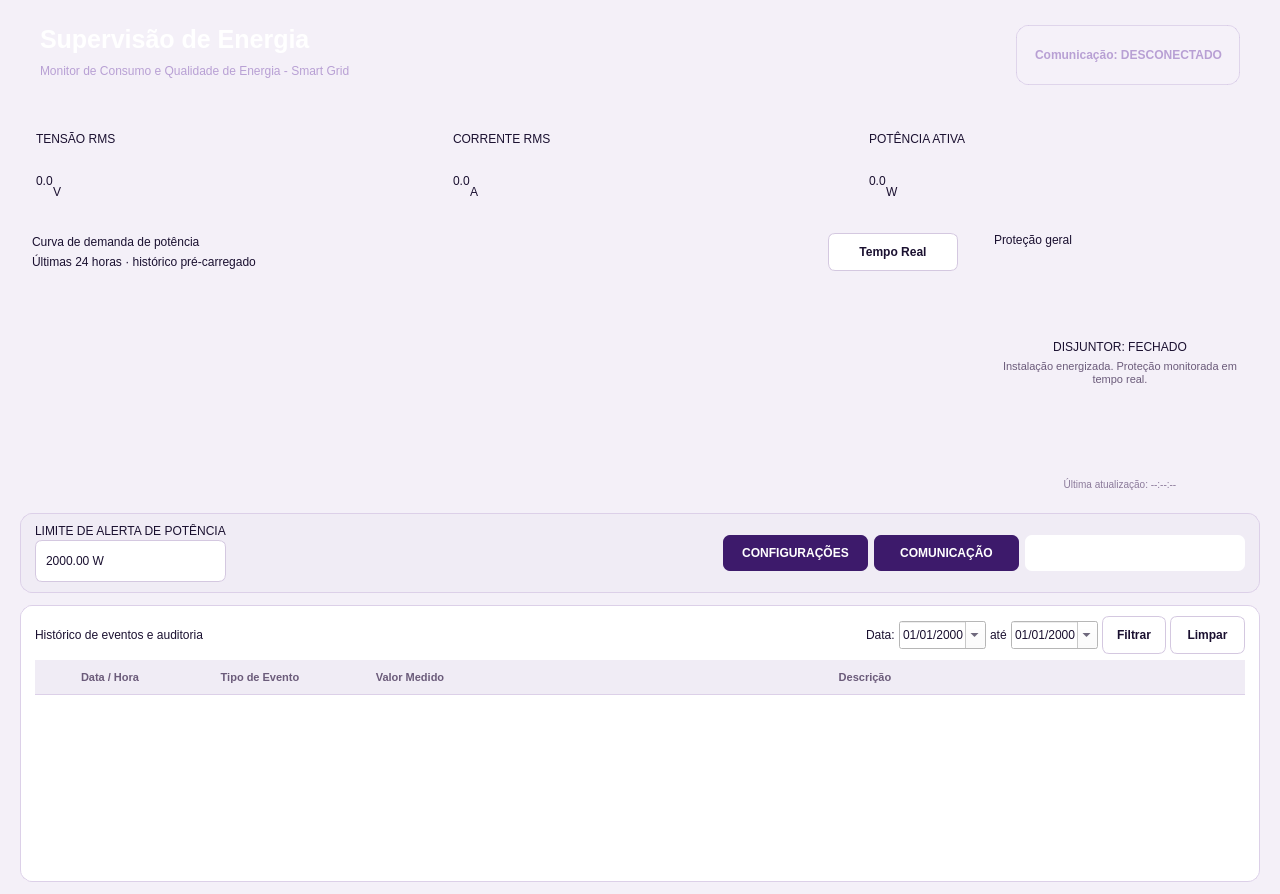
First picture: the form in ui/dashboard.ui, repository JasmineAlves/SistemaSupervisaoControle-Desktop, before the edit.
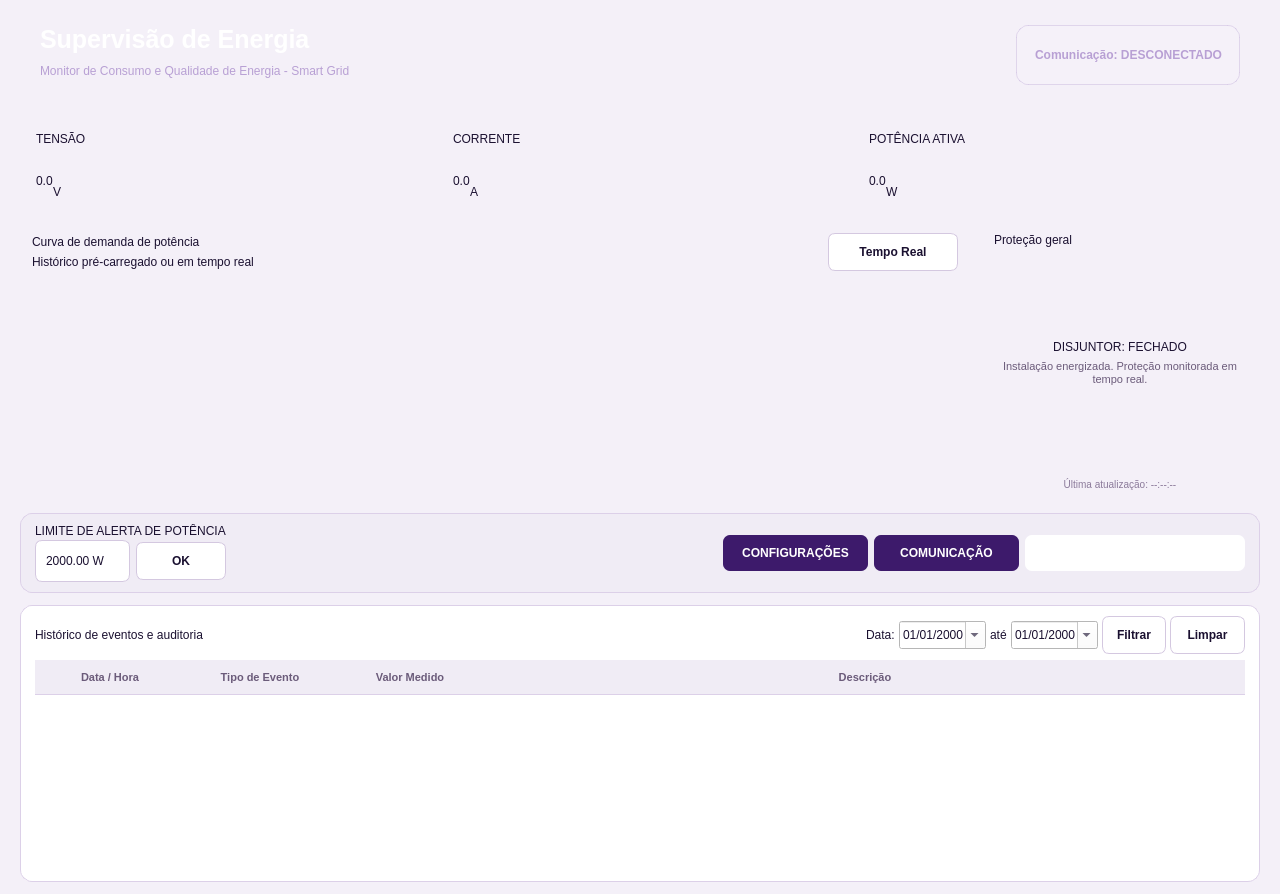
Second picture: the form after the edit.

Commit message: Atualiza gráficos e comunicação entre configurações e limite de alerta de potência

What changed in the file:
```diff
--- a/ui/dashboard.ui
+++ b/ui/dashboard.ui
@@ -452,7 +452,7 @@
          <item>
           <widget class="QLabel" name="lbl_tensao_titulo">
            <property name="text">
-            <string>TENSÃO RMS</string>
+            <string>TENSÃO</string>
            </property>
            <property name="class" stdset="0">
             <string>metricTitle</string>
@@ -532,7 +532,7 @@
          <item>
           <widget class="QLabel" name="lbl_corrente_titulo">
            <property name="text">
-            <string>CORRENTE RMS</string>
+            <string>CORRENTE</string>
            </property>
            <property name="class" stdset="0">
             <string>metricTitle</string>
@@ -722,7 +722,7 @@
              <item>
               <widget class="QLabel" name="lbl_grafico_subtitulo">
                <property name="text">
-                <string>Últimas 24 horas · histórico pré-carregado</string>
+                <string>Histórico pré-carregado ou em tempo real</string>
                </property>
                <property name="class" stdset="0">
                 <string>panelSubtitle</string>
@@ -904,20 +904,23 @@
           </widget>
          </item>
          <item>
-          <widget class="QDoubleSpinBox" name="spin_limite_potencia">
-           <property name="suffix">
-            <string> W</string>
-           </property>
-           <property name="minimum">
-            <double>0.000000000000000</double>
-           </property>
-           <property name="maximum">
-            <double>999999.000000000000000</double>
-           </property>
-           <property name="value">
-            <double>2000.000000000000000</double>
-           </property>
-          </widget>
+          <layout class="QHBoxLayout" name="layout_limite_input">
+           <property name="spacing"><number>6</number></property>
+           <item>
+            <widget class="QDoubleSpinBox" name="spin_limite_potencia">
+             <property name="suffix"><string> W</string></property>
+             <property name="minimum"><double>0.000000000000000</double></property>
+             <property name="maximum"><double>999999.000000000000000</double></property>
+             <property name="value"><double>2000.000000000000000</double></property>
+            </widget>
+           </item>
+           <item>
+            <widget class="QPushButton" name="btn_ok_limite">
+             <property name="minimumSize"><size><width>42</width><height>28</height></size></property>
+             <property name="text"><string>OK</string></property>
+            </widget>
+           </item>
+          </layout>
          </item>
         </layout>
        </item>
```
The commit also changes 7 other files.
